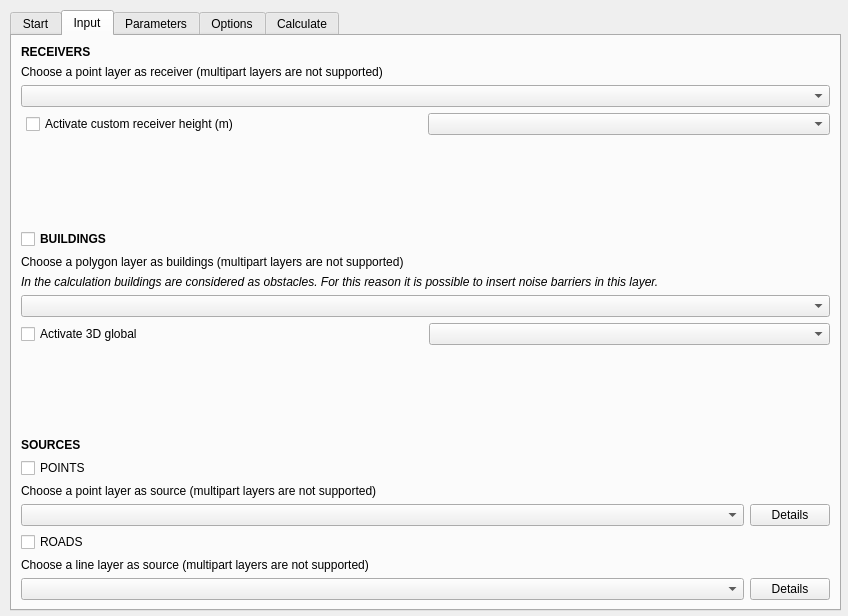
The window that tools/ui_CalculateNoiseLevels.ui (pierluigiderosa/openoise) describes before a commit, drawn with Qt 5.
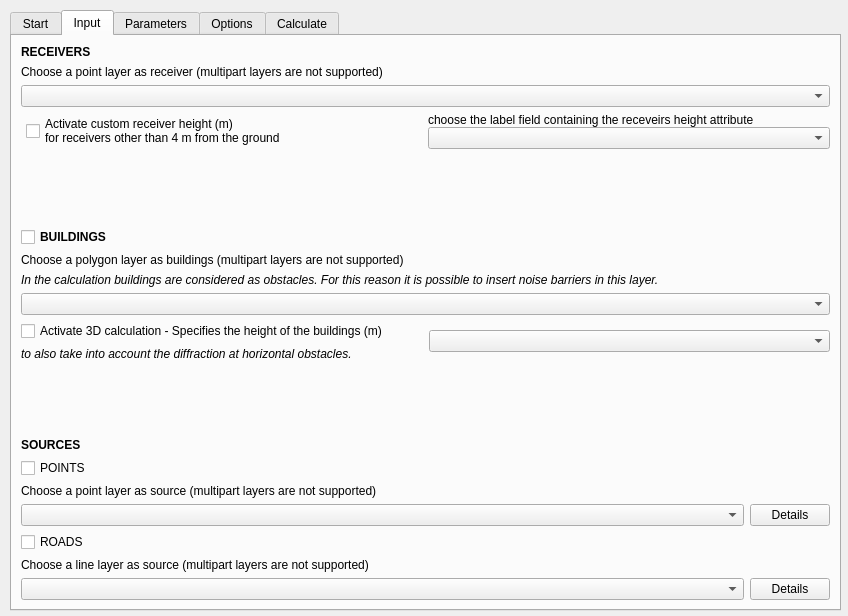
The same window after the commit. The open tabs and pages were chosen to show the change. Custom widgets are drawn as their Qt base class.

Commit message: fixed bug in 3D diffraction on load emission

```diff
--- a/tools/ui_CalculateNoiseLevels.ui
+++ b/tools/ui_CalculateNoiseLevels.ui
@@ -38,7 +38,7 @@
     </rect>
    </property>
    <property name="currentIndex">
-    <number>3</number>
+    <number>1</number>
    </property>
    <property name="tabBarAutoHide">
     <bool>false</bool>
@@ -224,7 +224,17 @@
        <item>
         <widget class="QCheckBox" name="height_receiver_check">
          <property name="text">
-          <string>Activate custom receiver height (m)</string>
+          <string>Activate custom receiver height (m)
+for receivers other than 4 m from the ground</string>
+         </property>
+        </widget>
+       </item>
+       <item>
+        <layout class="QVBoxLayout" name="verticalLayout_4">
+         <item>
+          <widget class="QLabel" name="label_17">
+           <property name="text">
+            <string>choose the label field containing the receveirs height attribute</string>
          </property>
         </widget>
        </item>
@@ -233,6 +243,8 @@
        </item>
       </layout>
      </item>
+      </layout>
+     </item>
      <item>
       <spacer name="verticalSpacer">
        <property name="orientation">
@@ -303,14 +315,25 @@
         <number>0</number>
        </property>
        <item>
+        <layout class="QVBoxLayout" name="verticalLayout_5">
+         <item>
         <widget class="QCheckBox" name="height_building_check">
          <property name="toolTip">
           <string>to enable check that skip diffraction in disabled.</string>
          </property>
          <property name="text">
-          <string>Activate 3D global</string>
-         </property>
-        </widget>
+            <string>Activate 3D calculation - Specifies the height of the buildings (m)</string>
+           </property>
+          </widget>
+         </item>
+         <item>
+          <widget class="QLabel" name="label_18">
+           <property name="text">
+            <string>&lt;html&gt;&lt;head/&gt;&lt;body&gt;&lt;p&gt;&lt;span style=&quot; font-style:italic;&quot;&gt;      to also take into account the diffraction at horizontal obstacles.&lt;/span&gt;&lt;/p&gt;&lt;/body&gt;&lt;/html&gt;</string>
+           </property>
+          </widget>
+         </item>
+        </layout>
        </item>
        <item>
         <widget class="QgsFieldComboBox" name="field_height_building">
```
Lines whose indentation alone changed are shown as unchanged. The commit also changes 8 other files.
